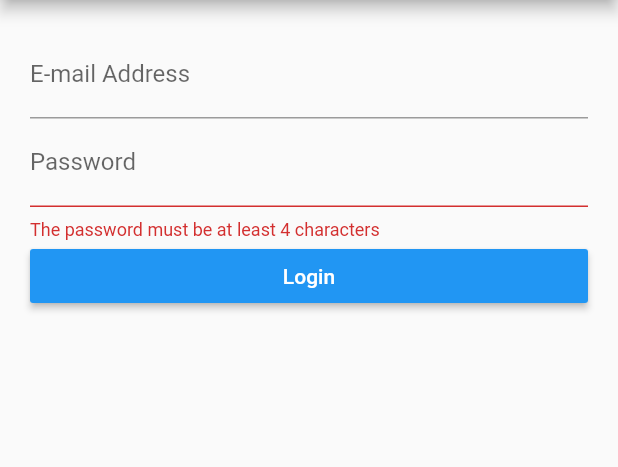
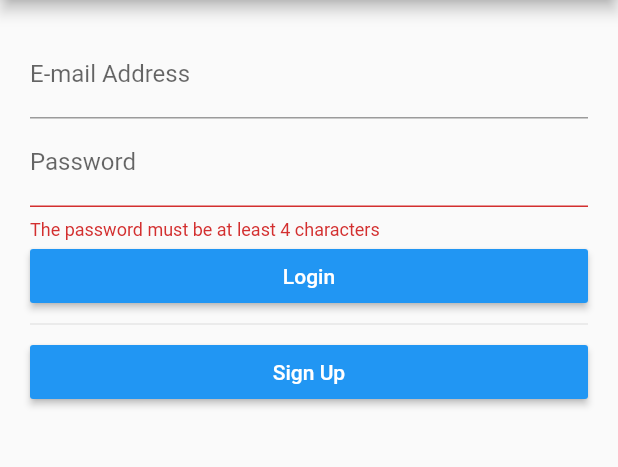
Before and after one commit to MillerAdulu/afyaboraapp, a Flutter app: the screen it shows after launch, on a phone screen of 412 x 824 dp, the part 84-551 px from its top. Run offline on Flutter 3.47's test engine with Material 2 defaults, Android fonts, the phone set to English and light mode, and no system bars; our stand-ins replace built_collection, built_value, shared_preferences, transparent_image; missing offline and left inert: build_runner, built_value_generator, progress_hud, source_gen, validate; generated files the repository leaves out were written again.

Commit message:
Display sign up page

```diff
--- a/lib/ui/auth/login.dart
+++ b/lib/ui/auth/login.dart
@@ -70,23 +70,23 @@ class _LoginFormState extends State<Login> {
                       style: TextStyle(color: Colors.white),
                     ),
                   )),
-              // Divider(),
-              // Container(
-              //     width: screenSize.width,
-              //     child: RaisedButton(
-              //       onPressed: this._signUp,
-              //       color: Colors.blue,
-              //       child: Text(
-              //         'Sign Up',
-              //         style: TextStyle(color: Colors.white),
-              //       ),
-              //     )),
+              Divider(),
+              Container(
+                  width: screenSize.width,
+                  child: RaisedButton(
+                    onPressed: this._signUp,
+                    color: Colors.blue,
+                    child: Text(
+                      'Sign Up',
+                      style: TextStyle(color: Colors.white),
+                    ),
+                  )),
             ])));
   }
 
-  // void _signUp() {
-  //   Navigator.pushNamed(context, '/signup');
-  // }
+  void _signUp() {
+    Navigator.pushNamed(context, '/signup');
+  }
 
   void _login() {
 
```
